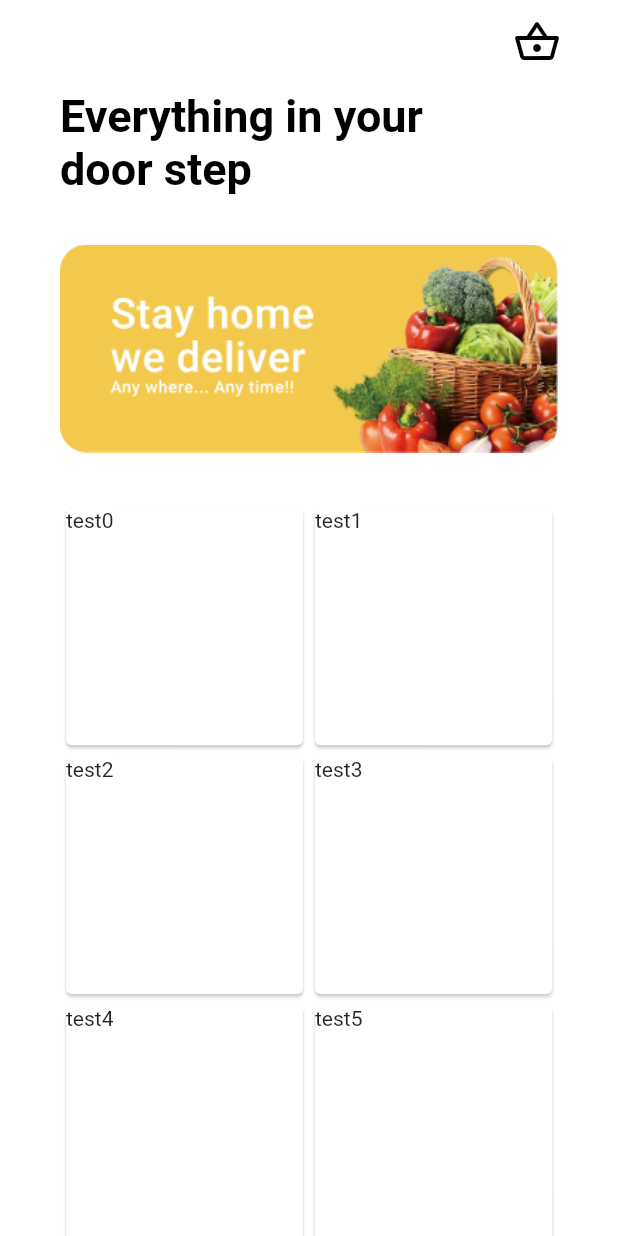
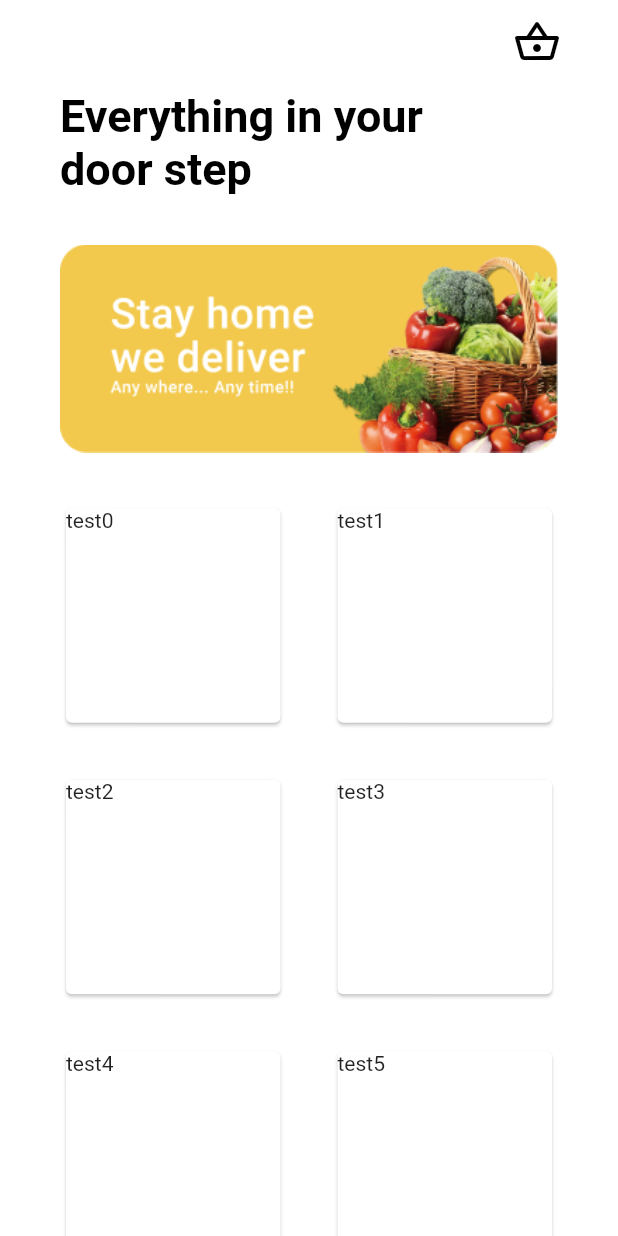
Before and after one commit to serifselim/greengrocer_app, a Flutter app: the screen it shows after launch, on a phone screen of 412 x 824 dp. Run offline on Flutter 3.47's test engine with Material 2 defaults, Android fonts, the phone set to English and light mode, and no system bars.

Commit message:
divided into parts

```diff
--- /dev/null
+++ b/lib/components/home/home_products_list.dart
@@ -0,0 +1,30 @@
+import 'package:flutter/material.dart';
+import 'package:greengrocer_app/provider/product_modal.dart';
+
+class HomeProductsList extends StatelessWidget {
+  final ProductModal data;
+
+  const HomeProductsList({Key? key, required this.data}) : super(key: key);
+
+  @override
+  Widget build(BuildContext context) {
+    return SizedBox(
+      height: MediaQuery.of(context).size.height,
+      child: GridView.builder(
+        physics: const NeverScrollableScrollPhysics(),
+        itemCount: data.products.length,
+        gridDelegate: const SliverGridDelegateWithFixedCrossAxisCount(
+          crossAxisCount: 2,
+          crossAxisSpacing: 30.0,
+          mainAxisSpacing: 30.0,
+        ),
+        itemBuilder: (BuildContext context, int index) {
+          var product = data.products[index];
+          return Card(
+            child: GridTile(child: Text('test$index')),
+          );
+        },
+      ),
+    );
+  }
+}
--- /dev/null
+++ b/lib/constants/theme_constants.dart
@@ -0,0 +1,20 @@
+import 'package:flutter/material.dart';
+
+ThemeData kTheme() {
+  return ThemeData(
+    primaryColor: Colors.lightBlue[800],
+    scaffoldBackgroundColor: Colors.white,
+    textTheme: const TextTheme(
+      headline1: TextStyle(
+        fontSize: 30.0,
+        fontWeight: FontWeight.bold,
+        color: Colors.black,
+      ),
+      headline2: TextStyle(
+        fontSize: 20.0,
+        fontWeight: FontWeight.bold,
+        color: Colors.black,
+      ),
+    ),
+  );
+}
--- /dev/null
+++ b/lib/constants/widget_constants.dart
@@ -0,0 +1,33 @@
+import 'package:flutter/material.dart';
+
+SizedBox kSpacer(double value) {
+  return SizedBox(
+    height: value,
+  );
+}
+
+Image kImage(String asset) {
+  return Image(
+    image: AssetImage(asset),
+  );
+}
+
+SizedBox kTitleH1({required BuildContext context, required String title}) {
+  return SizedBox(
+    width: 260.0,
+    child: Text(
+      title,
+      style: Theme.of(context).textTheme.headline1,
+    ),
+  );
+}
+
+SizedBox kTitleH2({required BuildContext context, required String title}) {
+  return SizedBox(
+    width: 260.0,
+    child: Text(
+      title,
+      style: Theme.of(context).textTheme.headline1,
+    ),
+  );
+}
--- a/lib/main.dart
+++ b/lib/main.dart
@@ -4,6 +4,8 @@ import 'package:greengrocer_app/views/basket/basket_page.dart';
 import 'package:greengrocer_app/views/detail/detail_page.dart';
 import 'package:greengrocer_app/views/home/home_page.dart';
 import 'package:provider/provider.dart';
+
+import 'constants/theme_constants.dart';
 
 void main() {
   runApp(
@@ -18,14 +20,7 @@ class GreenGrocerApp extends StatelessWidget {
   @override
   Widget build(BuildContext context) {
     return MaterialApp(
-      theme: ThemeData(
-        primaryColor: Colors.lightBlue[800],
-        scaffoldBackgroundColor: Colors.white,
-
-        textTheme: const TextTheme(
-          headline1: TextStyle(fontSize: 30.0, fontWeight: FontWeight.bold, color: Colors.black),
-        ),
-      ),
+      theme: kTheme(),
       title: 'Material App',
       initialRoute: '/',
       routes: {
--- a/lib/views/home/home_page.dart
+++ b/lib/views/home/home_page.dart
@@ -1,7 +1,7 @@
-// ignore_for_file: prefer_const_literals_to_create_immutables
-
 import 'package:flutter/material.dart';
+import 'package:greengrocer_app/components/home/home_products_list.dart';
 import 'package:greengrocer_app/components/nav/nav_bar.dart';
+import 'package:greengrocer_app/constants/widget_constants.dart';
 import 'package:greengrocer_app/provider/product_modal.dart';
 import 'package:provider/provider.dart';
 
@@ -42,11 +42,14 @@ class _HomePageState extends State<HomePage> {
                 Column(
                   crossAxisAlignment: CrossAxisAlignment.start,
                   children: <Widget>[
-                    productsTitle(context),
-                    spacer(33.0),
-                    bannerImage(),
-                    spacer(33.0),
-                    ProductsList(
+                    kTitleH1(
+                      context: context,
+                      title: 'Everything in your door step',
+                    ),
+                    kSpacer(33.0),
+                    kImage('assets/images/banner.png'),
+                    kSpacer(33.0),
+                    HomeProductsList(
                       data: data,
                     )
                   ],
@@ -58,69 +61,4 @@ class _HomePageState extends State<HomePage> {
       },
     );
   }
-
-  SizedBox productsTitle(BuildContext context) {
-    return SizedBox(
-      width: 260.0,
-      child: Text(
-        'Everything in your door step',
-        style: Theme.of(context).textTheme.headline1,
-      ),
-    );
-  }
-
-  SizedBox spacer(double value) {
-    return SizedBox(
-      height: value,
-    );
-  }
-
-  Image bannerImage() {
-    return const Image(
-      image: AssetImage('assets/images/banner.png'),
-    );
-  }
 }
-
-class ProductsList extends StatelessWidget {
-  final ProductModal data;
-
-  const ProductsList({Key? key, required this.data}) : super(key: key);
-
-  @override
-  Widget build(BuildContext context) {
-    return SizedBox(
-      height: MediaQuery.of(context).size.height,
-      child: GridView.builder(
-        physics: const NeverScrollableScrollPhysics(),
-        itemCount: data.products.length,
-        gridDelegate:
-            const SliverGridDelegateWithFixedCrossAxisCount(crossAxisCount: 2),
-        itemBuilder: (BuildContext context, int index) {
-          var product = data.products[index];
-          return Card(
-            child: GridTile(child: Text('test$index')),
-          );
-        },
-      ),
-    );
-  }
-  // @override
-  // void debugFillProperties(DiagnosticPropertiesBuilder properties) {
-  //   super.debugFillProperties(properties);
-  //   properties.add(DiagnosticsProperty<ProductModal>('data', data));
-  // }
-}
-
-                // SizedBox(
-                //   height: MediaQuery.of(context).size.height / 2,
-                //   child: ListView.builder(
-                //     itemCount: data.products.length,
-                //     itemBuilder: (BuildContext context, int index){
-                //       var product = products[index];
-                //       return ListTile(
-                //         title: Text(product["name"]),
-                //       );
-                //     },
-                //   ),
-                // )
```
Also changed, not shown: lib/constants/text_constants.dart (deleted).
